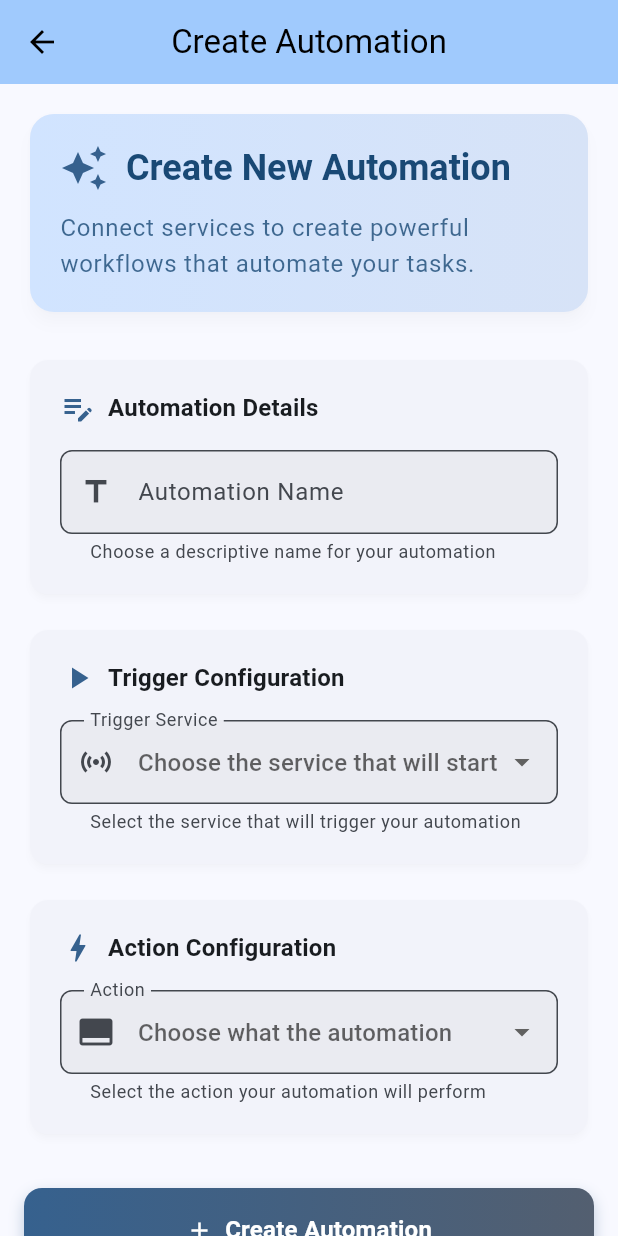
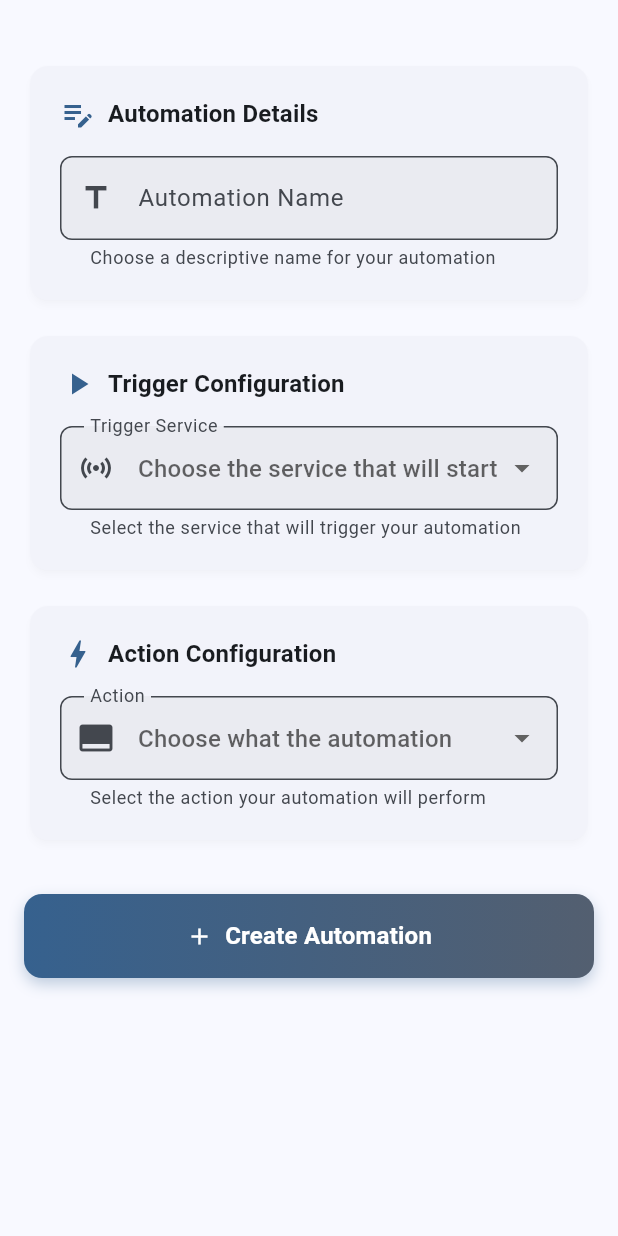
Before and after one commit to My-Epitech-Organisation/Area, a Flutter app: the CreateAppletPage screen opened directly, on a phone screen of 412 x 824 dp. Run offline on Flutter 3.47's test engine with Material 3 defaults, Android fonts, the phone set to English and light mode, and no system bars; our stand-ins replace app_links, flutter_dotenv, flutter_secure_storage, google_sign_in; accounts and stored records are empty.

Commit message:
refactor(CreateAppletPage): remove header card for a cleaner layout

```diff
--- a/mobile/lib/pages/create_applet_page.dart
+++ b/mobile/lib/pages/create_applet_page.dart
@@ -23,10 +23,6 @@ class _CreateAppletPageState extends State<CreateAppletPage> {
   @override
   Widget build(BuildContext context) {
     return Scaffold(
-      appBar: AppBar(
-        title: const Text('Create Automation'),
-        backgroundColor: Theme.of(context).colorScheme.inversePrimary,
-      ),
       body: Semantics(
         label: 'Create new automation page',
         child: Container(
@@ -47,8 +43,6 @@ class _CreateAppletPageState extends State<CreateAppletPage> {
               child: Column(
                 crossAxisAlignment: CrossAxisAlignment.start,
                 children: [
-                  // Header Card
-                  const HeaderCard(),
 
                   const SizedBox(height: 24),
 
--- a/mobile/lib/widgets/create_applet/header_card.dart
+++ /dev/null
@@ -1,60 +0,0 @@
-import 'package:flutter/material.dart';
-
-/// Widget d'en-tête pour la page de création d'applet
-/// Affiche le titre et la description de la fonctionnalité
-class HeaderCard extends StatelessWidget {
-  const HeaderCard({super.key});
-
-  @override
-  Widget build(BuildContext context) {
-    return Card(
-      elevation: 4,
-      shape: RoundedRectangleBorder(
-        borderRadius: BorderRadius.circular(16),
-      ),
-      child: Container(
-        padding: const EdgeInsets.all(20),
-        decoration: BoxDecoration(
-          borderRadius: BorderRadius.circular(16),
-          gradient: LinearGradient(
-            colors: [
-              Theme.of(context).colorScheme.primaryContainer,
-              Theme.of(context).colorScheme.secondaryContainer,
-            ],
-          ),
-        ),
-        child: Column(
-          crossAxisAlignment: CrossAxisAlignment.start,
-          children: [
-            Row(
-              children: [
-                Icon(
-                  Icons.auto_awesome,
-                  size: 32,
-                  color: Theme.of(context).colorScheme.primary,
-                ),
-                const SizedBox(width: 12),
-                Expanded(
-                  child: Text(
-                    'Create New Automation',
-                    style: Theme.of(context).textTheme.headlineSmall?.copyWith(
-                      fontWeight: FontWeight.bold,
-                      color: Theme.of(context).colorScheme.onPrimaryContainer,
-                    ),
-                  ),
-                ),
-              ],
-            ),
-            const SizedBox(height: 12),
-            Text(
-              'Connect services to create powerful workflows that automate your tasks.',
-              style: Theme.of(context).textTheme.bodyLarge?.copyWith(
-                color: Theme.of(context).colorScheme.onPrimaryContainer.withAlpha(204),
-              ),
-            ),
-          ],
-        ),
-      ),
-    );
-  }
-}
```
